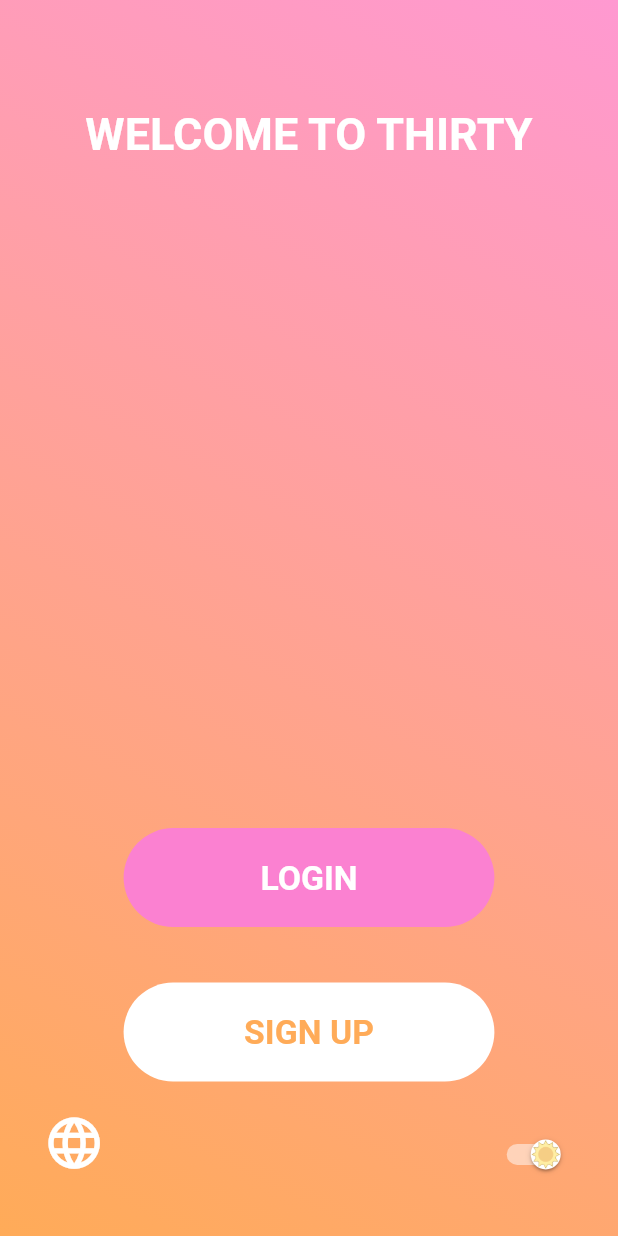
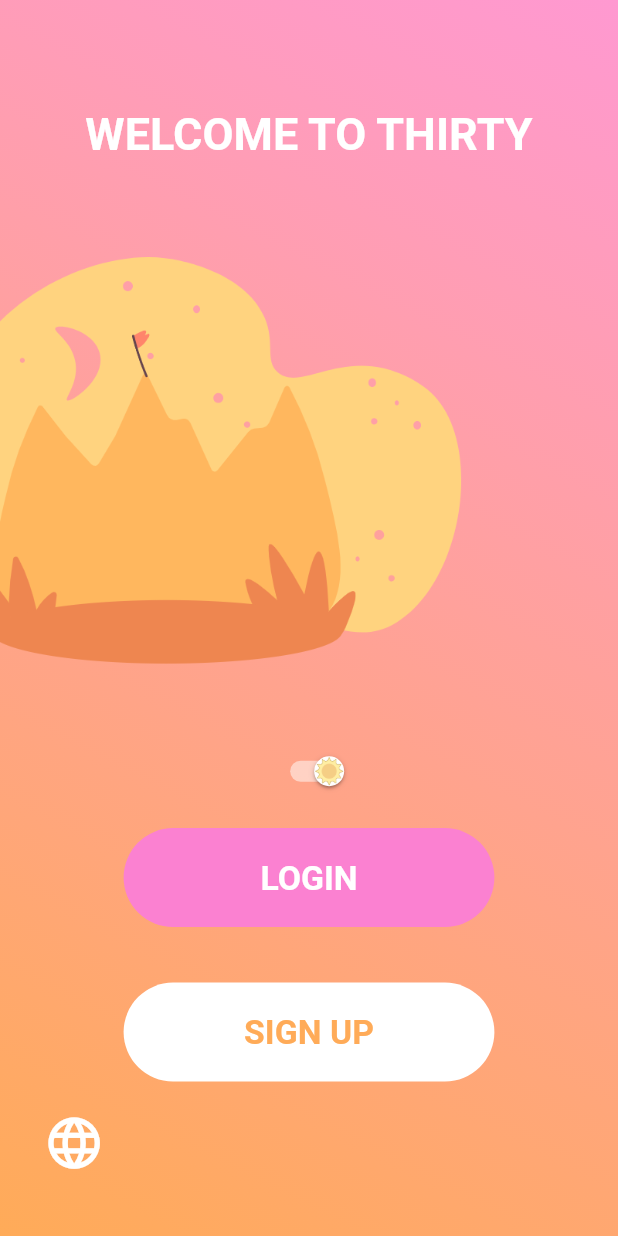
Before and after one commit to Omine100/Thirty, a Flutter app: the screen it shows after launch, on a phone screen of 412 x 824 dp. Run offline on Flutter 3.47's test engine with Material 2 defaults, Android fonts, the phone set to English and light mode, and no system bars; our stand-ins replace cloud_firestore, firebase_auth, intro_slider, lottie, page_transition, shared_preferences; accounts and stored records are empty.

Commit message:
Themes.dart update
Finally getting there on the welcome screen

I need to increase the size of the welcomeBackgrounds but that should be quick

```diff
--- a/thirty_1.0/thirty/lib/pages/welcome.dart
+++ b/thirty_1.0/thirty/lib/pages/welcome.dart
@@ -84,6 +84,26 @@ class _WelcomeScreenState extends State<WelcomeScreen> {
         child: Stack(
           children: <Widget>[
             Positioned(
+              top: themes.getPosition(
+                  context, true, "welcomeBackgroundImagePosition"),
+              left: themes.getPosition(
+                  context, false, "welcomeBackgroundImagePosition"),
+              child: interfaceStandards.parentCenter(
+                context,
+                Image(
+                  image: themes.checkDarkTheme(context)
+                      ? AssetImage(
+                          'lib/assets/welcomeBackgroundDarkThemeImage.png')
+                      : AssetImage(
+                          'lib/assets/welcomeBackgroundLightThemeImage.png'),
+                  height: themes.getDimension(
+                      context, true, "welcomeBackgroundImageDimension"),
+                  width: themes.getDimension(
+                      context, false, "welcomeBackgroundImageDimension"),
+                ),
+              ),
+            ),
+            Positioned(
               top: themes.getPosition(context, true, "welcomeTitlePosition"),
               child: interfaceStandards.parentCenter(
                 context,
@@ -148,17 +168,12 @@ class _WelcomeScreenState extends State<WelcomeScreen> {
               ),
             ),
             Positioned(
-              bottom: themes.getPosition(
-                  context, true, "welcomeThemeSelectorButtonPosition"),
-              right: themes.getPosition(
-                  context, false, "welcomeThemeSelectorButtonPosition"),
-              child: Container(
-                  height: themes.getDimension(
-                      context, true, "welcomeThemeSelectorButtonDimension"),
-                  width: themes.getDimension(
-                      context, true, "welcomeThemeSelectorButtonDimension"),
-                  child: interfaceStandards.themeSelector(context)),
-            ),
+                top: themes.getPosition(
+                    context, true, "welcomeThemeSelectorButtonPosition"),
+                right: themes.getPosition(
+                    context, false, "welcomeThemeSelectorButtonPosition"),
+                child: interfaceStandards.parentCenter(
+                    context, interfaceStandards.themeSelector(context)))
           ],
         ),
       ),
--- a/thirty_1.0/thirty/lib/standards/themes.dart
+++ b/thirty_1.0/thirty/lib/standards/themes.dart
@@ -159,9 +159,6 @@ extension CustomDimensions on MaterialTapTargetSize {
       case "welcomeLanguageSelectorButtonDimension":
         return isHeight ? 0.05 : null;
         break;
-      case "welcomeThemeSelectorButtonDimension":
-        return isHeight ? 0.05 : null;
-        break;
       case "welcomeErrorMessageDimension":
         return isHeight ? 0.1 : 0.1;
         break;
@@ -195,7 +192,7 @@ extension CustomPositions on MaterialTapTargetSize {
     switch (selection) {
       //case 'name': return isTop? 'top' : 'left'; break;
       case "welcomeBackgroundImagePosition":
-        return isTop ? 0.15 : null;
+        return isTop ? -0.125 : -0.2;
         break;
       case "welcomeTitlePosition":
         return isTop ? 0.0875 : null;
@@ -210,7 +207,7 @@ extension CustomPositions on MaterialTapTargetSize {
         return isTop ? 0.05 : 0.07;
         break;
       case "welcomeThemeSelectorButtonPosition":
-        return isTop ? 0.05 : 0.09;
+        return isTop ? 0.59 : 0.38;
         break;
       case "welcomeProgressPosition":
         return isTop ? 0.8 : null;
```
Also changed, not shown: thirty_1.0/thirty/lib/assets/welcomeBackgroundDarkThemeImage.png, thirty_1.0/thirty/lib/assets/welcomeBackgroundLightThemeImage.png.
